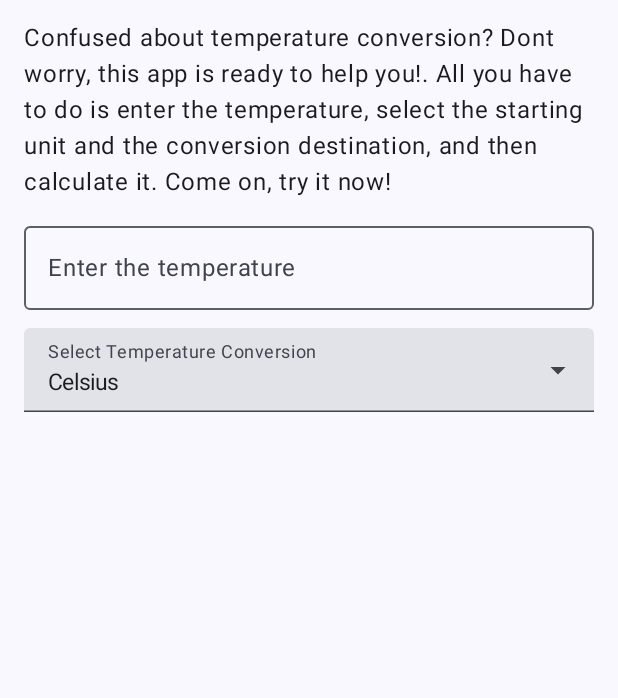
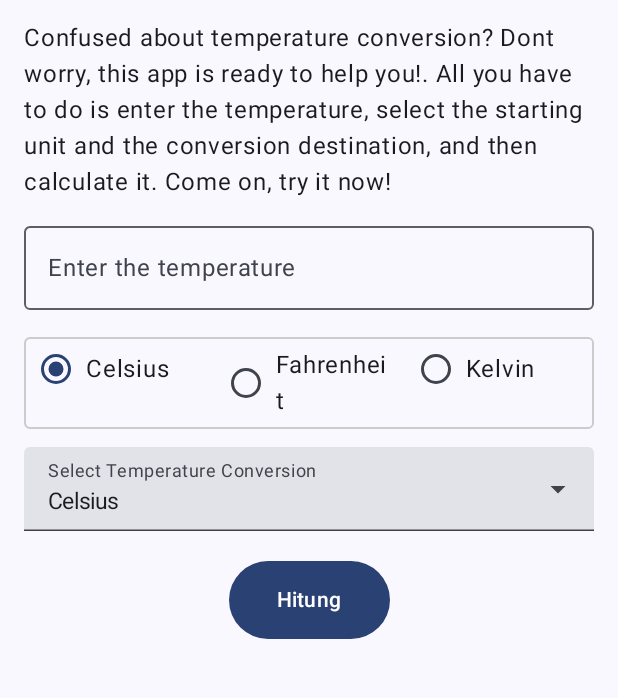
Before and after one commit to salmafahira/miniproject, an Android app built with Jetpack Compose: the screen it shows after launch (MainActivity), on a phone screen of 412 x 824 dp, the part 96-794 px from its top. Run offline under Robolectric (Android 15) with nearby library versions, the phone set to English and light mode, and no system bars.

Commit message:
Menambahkan Radio button dan Tombol hitung

```diff
--- a/app/src/main/java/com/salmafahira0038/miniproject/ui/screen/MainScreen.kt
+++ b/app/src/main/java/com/salmafahira0038/miniproject/ui/screen/MainScreen.kt
@@ -5,19 +5,28 @@ import android.os.Bundle
 import androidx.activity.ComponentActivity
 import androidx.activity.compose.setContent
 import androidx.activity.enableEdgeToEdge
+import androidx.compose.foundation.border
 import androidx.compose.foundation.layout.Arrangement
 import androidx.compose.foundation.layout.Column
+import androidx.compose.foundation.layout.PaddingValues
+import androidx.compose.foundation.layout.Row
 import androidx.compose.foundation.layout.fillMaxSize
 import androidx.compose.foundation.layout.fillMaxWidth
 import androidx.compose.foundation.layout.padding
 import androidx.compose.foundation.layout.width
+import androidx.compose.foundation.rememberScrollState
+import androidx.compose.foundation.selection.selectable
+import androidx.compose.foundation.shape.RoundedCornerShape
 import androidx.compose.foundation.text.KeyboardOptions
+import androidx.compose.foundation.verticalScroll
+import androidx.compose.material3.Button
 import androidx.compose.material3.DropdownMenuItem
 import androidx.compose.material3.ExperimentalMaterial3Api
 import androidx.compose.material3.ExposedDropdownMenuBox
 import androidx.compose.material3.ExposedDropdownMenuDefaults
 import androidx.compose.material3.MaterialTheme
 import androidx.compose.material3.OutlinedTextField
+import androidx.compose.material3.RadioButton
 import androidx.compose.material3.Scaffold
 import androidx.compose.material3.Text
 import androidx.compose.material3.TextField
@@ -31,7 +40,9 @@ import androidx.compose.runtime.remember
 import androidx.compose.runtime.setValue
 import androidx.compose.ui.Alignment
 import androidx.compose.ui.Modifier
+import androidx.compose.ui.graphics.Color
 import androidx.compose.ui.res.stringResource
+import androidx.compose.ui.semantics.Role
 import androidx.compose.ui.text.TextStyle
 import androidx.compose.ui.text.input.ImeAction
 import androidx.compose.ui.text.input.KeyboardType
@@ -82,10 +93,17 @@ fun ScreenContent(modifier: Modifier = Modifier) {
 
     val expandedAwal = remember { mutableStateOf(false) }
 
-    val selectedAwal = remember { mutableIntStateOf(pilihKonversi[0])  }
+    val selectedAwal = remember { mutableIntStateOf(pilihKonversi[0]) }
 
-    Column (
-        modifier = modifier.fillMaxSize().padding(16.dp),
+    val radioOption = listOf(
+        stringResource(id = R.string.pilih_celcius),
+        stringResource(id = R.string.pilih_fahrenheit),
+        stringResource(id = R.string.pilih_kelvin),
+    )
+    var pilihSuhuAwal by remember { mutableStateOf(radioOption[0]) }
+
+    Column(
+        modifier = modifier.fillMaxSize().verticalScroll(rememberScrollState()).padding(16.dp),
         horizontalAlignment = Alignment.CenterHorizontally,
         verticalArrangement = Arrangement.spacedBy(12.dp)
     ) {
@@ -96,8 +114,8 @@ fun ScreenContent(modifier: Modifier = Modifier) {
         )
         OutlinedTextField(
             value = suhu,
-            onValueChange = {suhu = it},
-            label = { Text(text = stringResource(R.string.masukkan_suhu))},
+            onValueChange = { suhu = it },
+            label = { Text(text = stringResource(R.string.masukkan_suhu)) },
 //            trailingIcon = { Text(text = "kg") },
             singleLine = true,
             keyboardOptions = KeyboardOptions(
@@ -106,6 +124,25 @@ fun ScreenContent(modifier: Modifier = Modifier) {
             ),
             modifier = Modifier.fillMaxWidth()
         )
+
+            Row (
+                modifier = Modifier.padding(top = 6.dp).border(1.dp, Color.LightGray, RoundedCornerShape(4.dp))
+            ) {
+                radioOption.forEach { text ->
+                    ConvertionOption(
+                        label = text,
+                        isSelected = pilihSuhuAwal == text,
+                        modifier = Modifier
+                            .selectable(
+                                selected = pilihSuhuAwal == text,
+                                onClick = { pilihSuhuAwal = text },
+                                role = Role.RadioButton
+                            )
+                            .weight(2f).padding(9.dp)
+                    )
+                }
+            }
+
         ExposedDropdownMenuBox(
             expanded = expandedAwal.value,
             onExpandedChange = {
@@ -141,10 +178,29 @@ fun ScreenContent(modifier: Modifier = Modifier) {
                 }
             }
         }
+        Button(
+            onClick = {},
+            modifier = Modifier.padding(top = 8.dp),
+            contentPadding = PaddingValues(horizontal = 32.dp, vertical = 16.dp)
+        ) {
+            Text(text = stringResource(R.string.hitung))
         }
     }
-
-
+}
+    @Composable
+    fun ConvertionOption(label: String, isSelected: Boolean, modifier: Modifier) {
+        Row(
+            modifier = modifier,
+            verticalAlignment = Alignment.CenterVertically
+        ) {
+            RadioButton(selected = isSelected, onClick = null)
+            Text(
+                text = label,
+                style = MaterialTheme.typography.bodyLarge,
+                modifier = Modifier.padding(start = 8.dp)
+            )
+        }
+    }
 
 
     @Preview(showBackground = true)
--- a/app/src/main/res/values/strings.xml
+++ b/app/src/main/res/values/strings.xml
@@ -8,4 +8,8 @@
     <string name="celcius">Celsius</string>
     <string name="fahrenheit">Fahrenheit</string>
     <string name="kelvin">Kelvin</string>
+    <string name="pilih_celcius">Celsius</string>
+    <string name="pilih_fahrenheit">Fahrenheit</string>
+    <string name="pilih_kelvin">Kelvin</string>
+    <string name="hitung">Hitung</string>
 </resources>
```
Also changed, not shown: 1 other file. Lines whose indentation alone changed are shown as unchanged.
